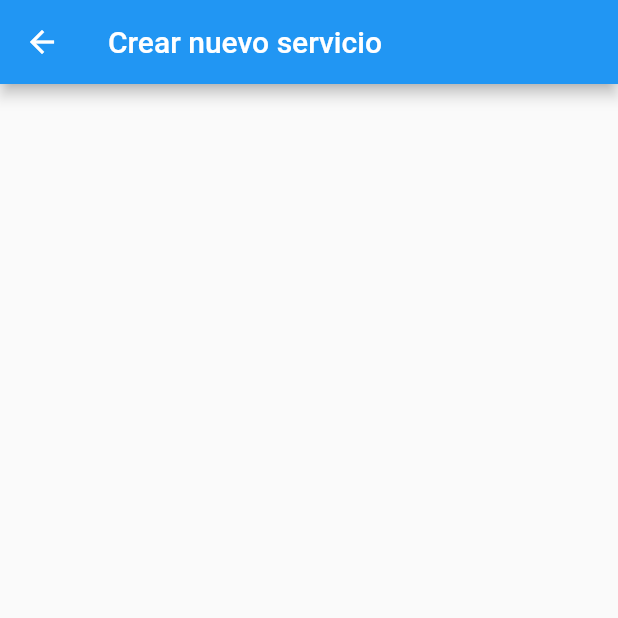
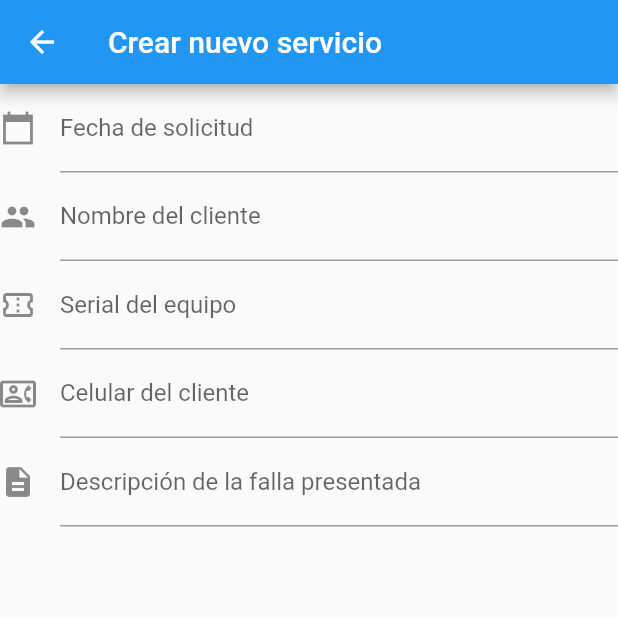
Before and after one commit to otoro90/CopyStartApp, a Flutter app: the screen it shows after launch, after a tap on "Crear servicio", on a phone screen of 412 x 824 dp, the top half of it. Run offline on Flutter 3.47's test engine with Material 2 defaults, Android fonts, the phone set to English and light mode, and no system bars.

Commit message:
Maquetación formulario nuevo servicio

```diff
--- a/lib/pages/home.dart
+++ b/lib/pages/home.dart
@@ -22,6 +22,7 @@ class _MyHomePageState extends State<MyHomePage> {
       body: _body(),
       floatingActionButton: Center(
         child: RaisedButton(
+          color: Colors.blueAccent,
           onPressed: () {
             setState(() {
               Navigator.push(
@@ -39,7 +40,7 @@ class _MyHomePageState extends State<MyHomePage> {
                           accion: "Crear nuevo servicio")));
             });
           },
-          child: Text('Crear servicio'),
+          child: Text('Crear servicio'), textColor: Colors.white,
         ),
       ),
     );
--- a/lib/pages/solicitudes/form.dart
+++ b/lib/pages/solicitudes/form.dart
@@ -13,7 +13,88 @@ class FormPage extends StatelessWidget {
       appBar: AppBar(
         title: Text(accion),
       ),
-      body: Column(),
+      body: MyCustomForm(),
     );
   }
 }
+
+// Crea un Widget Form
+class MyCustomForm extends StatefulWidget {
+  @override
+  MyCustomFormState createState() {
+    return MyCustomFormState();
+  }
+}
+
+// Crea una clase State correspondiente. Esta clase contendrá los datos relacionados con el formulario.
+class MyCustomFormState extends State<MyCustomForm> {
+  // Crea una clave global que identificará de manera única el widget Form
+  // y nos permita validar el formulario
+  //
+  // Nota: Esto es un GlobalKey<FormState>, no un GlobalKey<MyCustomFormState>!
+  //final _formKey = GlobalKey<FormState>();
+
+  @override
+  Widget build(BuildContext context) {
+    // Crea un widget Form usando el _formKey que creamos anteriormente
+
+    return Column (
+      children: [
+        TextFormField(
+      //key: _formKey,
+        decoration: const InputDecoration(
+          icon: Icon(Icons.calendar_today_sharp),
+          hintText: 'Ingresa la fecha de solicitud',
+          labelText: 'Fecha de solicitud',
+        ),
+        validator: (String value) {
+        return (value != null && value.contains('@')) ? 'Do not use the @ char.' : null;}
+        ),
+        TextFormField(
+      //key: _formKey,
+        decoration: const InputDecoration(
+          icon: Icon(Icons.people),
+          hintText: 'Ingresa tu nombre completo',
+          labelText: 'Nombre del cliente',
+        ),
+        validator: (String value) {
+        return (value != null && value.contains('@')) ? 'Do not use the @ char.' : null;}
+        ),
+           TextFormField(
+      //key: _formKey,
+        decoration: const InputDecoration(
+          icon: Icon(Icons.confirmation_number_outlined),
+          hintText: 'Ingresa el serial del equipo en servicio',
+          labelText: 'Serial del equipo',
+        ),
+        validator: (String value) {
+        return (value != null && value.contains('@')) ? 'Do not use the @ char.' : null;}
+        ),
+        TextFormField(
+    //  key: _formKey,
+        decoration: const InputDecoration(
+          icon: Icon(Icons.contact_phone_outlined),
+          hintText: 'Ingresa tu número de celular',
+          labelText: 'Celular del cliente',
+        ),
+        validator: (String value) {
+    return (value != null && value.contains('@')) ? 'Do not use the @ char.' : null;}
+    ),
+            TextFormField(
+      //key: _formKey,
+        decoration: const InputDecoration(
+          icon: Icon(Icons.description),
+          hintText: 'Describe la falla o el problema que presenta el equipo',
+          labelText: 'Descripción de la falla presentada',
+        ),
+        validator: (String value) {
+        return (value != null && value.contains('@')) ? 'Do not use the @ char.' : null;}
+        ),
+      ]
+    );
+
+
+
+
+}
+}
```
